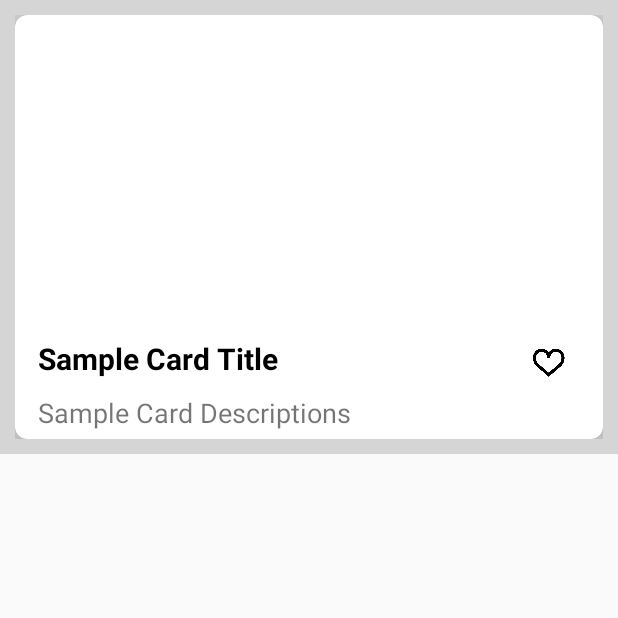
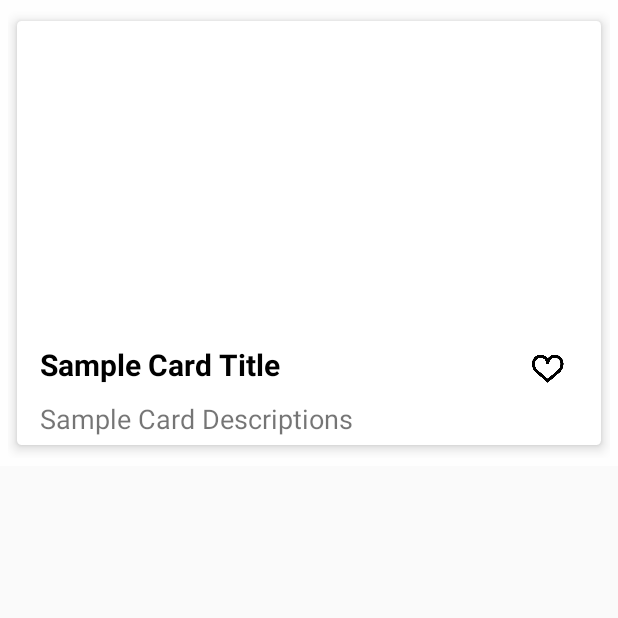
Before and after one commit to hayderab/Android-Application-, an Android app: the food_recycleview screen opened directly, with no data from a screen before it, on a phone screen of 412 x 824 dp, the top half of it. Run offline under Robolectric (Android 15) with nearby library versions, the phone set to English and light mode, and no system bars.

Commit message:
fixed card elavation and improved design

```diff
--- a/app/src/main/res/layout/activity_food_recycleview.xml
+++ b/app/src/main/res/layout/activity_food_recycleview.xml
@@ -6,15 +6,16 @@
     android:layout_width="match_parent"
     android:layout_height="wrap_content"
     tools:context=".RecycleView.food_recycleview"
-    android:background="#cccc"
-    android:padding="10dp">
+    android:background="#CCFFFFFF"
+    android:padding="5dp">
 
     <androidx.cardview.widget.CardView
         android:layout_width="match_parent"
         android:layout_height="wrap_content"
-        app:cardCornerRadius="8dp"
-        app:cardElevation="8dp"
+        app:cardCornerRadius="3dp"
+        app:cardElevation="5dp"
         android:elevation="5dp"
+        app:cardUseCompatPadding="true"
         app:layout_constraintEnd_toEndOf="parent"
         app:layout_constraintStart_toStartOf="parent"
         app:layout_constraintTop_toTopOf="parent">
@@ -26,11 +27,11 @@
             android:id="@+id/parent_layout">
 
             <ImageView
-                android:id="@+id/imageView"
+                android:id="@+id/favImg"
                 android:layout_width="0dp"
                 android:layout_height="200dp"
                 android:layout_marginBottom="8dp"
-                app:layout_constraintBottom_toTopOf="@+id/textTitle"
+                app:layout_constraintBottom_toTopOf="@+id/favTitle"
                 android:scaleType="centerCrop"
                 app:layout_constraintEnd_toEndOf="parent"
                 app:layout_constraintStart_toStartOf="parent"
@@ -38,7 +39,7 @@
                 />
 
             <TextView
-                android:id="@+id/textTitle"
+                android:id="@+id/favTitle"
                 android:layout_width="0dp"
                 android:layout_height="wrap_content"
                 android:layout_marginStart="10dp"
@@ -49,10 +50,10 @@
                 android:textSize="20sp"
                 android:textStyle="bold"
                 app:layout_constraintStart_toStartOf="parent"
-                app:layout_constraintTop_toBottomOf="@+id/imageView" />
+                app:layout_constraintTop_toBottomOf="@+id/favImg" />
 
             <TextView
-                android:id="@+id/textDesc"
+                android:id="@+id/favDesc"
                 android:layout_width="0dp"
                 android:layout_height="wrap_content"
                 android:layout_marginStart="10dp"
@@ -61,14 +62,14 @@
                 android:text="Sample Card Descriptions"
                 android:textSize="18sp"
                 app:layout_constraintStart_toStartOf="parent"
-                app:layout_constraintTop_toBottomOf="@+id/textTitle"
+                app:layout_constraintTop_toBottomOf="@+id/favTitle"
                 app:layout_constraintHorizontal_bias="0.007"/>
 
             <ImageButton
                 android:id="@+id/favouritebtn"
                 android:layout_width="30dp"
                 android:layout_height="30dp"
-                android:layout_below="@id/textDesc"
+                android:layout_below="@id/favDesc"
                 android:layout_alignParentEnd="true"
                 android:layout_alignParentRight="true"
                 android:background="?attr/selectableItemBackgroundBorderless"
@@ -78,8 +79,8 @@
                 app:layout_constraintBottom_toBottomOf="parent"
                 app:layout_constraintEnd_toEndOf="parent"
                 app:layout_constraintHorizontal_bias="0.913"
-                app:layout_constraintStart_toEndOf="@+id/textTitle"
-                app:layout_constraintTop_toBottomOf="@+id/imageView"
+                app:layout_constraintStart_toEndOf="@+id/favTitle"
+                app:layout_constraintTop_toBottomOf="@+id/favImg"
                 app:layout_constraintVertical_bias="0.217" />
 
 
```
